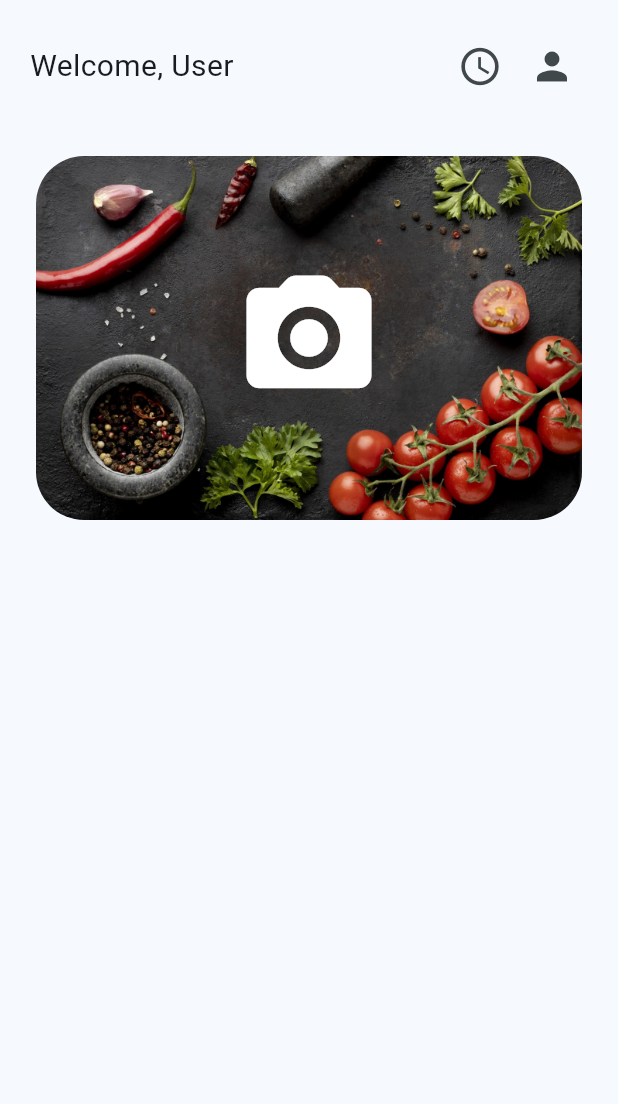
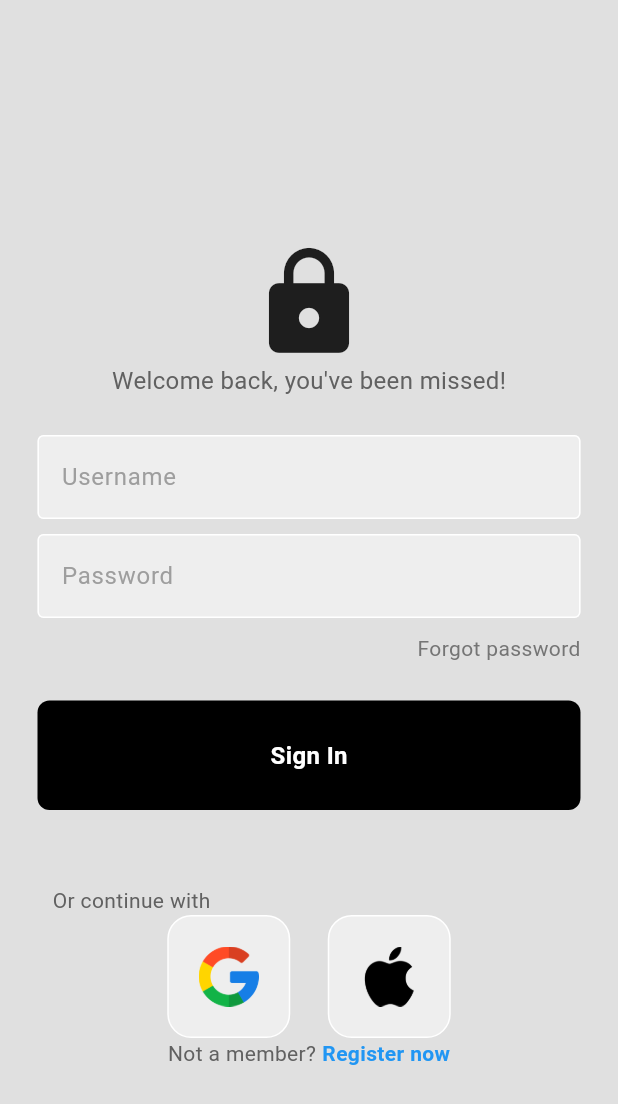
Before and after one commit to BuiVuBaoMinh/-CS422--REC2--Recipe-Recommendator-, a Flutter app: the screen it shows after launch, on a phone screen of 412 x 824 dp. Shown: the top 1104 px of the screen. Run offline on Flutter 3.47's test engine with Material 3 defaults, Android fonts, the phone set to English and light mode, and no system bars; our stand-ins replace camera, cloud_firestore, firebase_core; accounts and stored records are empty.

Commit message:
add login page

```diff
--- a/lib/main.dart
+++ b/lib/main.dart
@@ -3,8 +3,9 @@
 import 'package:rec_rec_app/firebase_options.dart';
 
 import 'package:camera/camera.dart';
+import 'package:rec_rec_app/pages/login_page.dart';
 
-import 'homepage/homepage.dart';
+import 'pages/homepage/homepage.dart';
 
 late CameraDescription firstCamera;
 
@@ -35,7 +36,7 @@
             seedColor: const Color.fromARGB(255, 4, 24, 33)),
         useMaterial3: true,
       ),
-      home: HomePage(),
+      home: LoginPage(),
     );
   }
 }
--- /dev/null
+++ b/lib/pages/components/my_button.dart
@@ -0,0 +1,33 @@
+import 'package:flutter/material.dart';
+
+class MyButton extends StatelessWidget {
+  final Function()? onTap;
+
+  const MyButton({
+    super.key,
+    required this.onTap,
+  });
+
+  @override
+  Widget build(BuildContext context) {
+    return GestureDetector(
+      onTap: onTap,
+      child: Container(
+        padding: const EdgeInsets.all(25),
+        margin: const EdgeInsets.symmetric(horizontal: 25),
+        decoration: BoxDecoration(
+            color: Colors.black, borderRadius: BorderRadius.circular(8)),
+        child: const Center(
+          child: Text(
+            "Sign In",
+            style: TextStyle(
+              color: Colors.white,
+              fontWeight: FontWeight.bold,
+              fontSize: 16,
+            ),
+          ),
+        ),
+      ),
+    );
+  }
+}
--- /dev/null
+++ b/lib/pages/components/my_textfield.dart
@@ -0,0 +1,35 @@
+import 'package:flutter/material.dart';
+
+class MyTextField extends StatelessWidget {
+  final controller;
+  final String hintText;
+  final bool obscureText;
+
+  const MyTextField(
+      {super.key,
+      this.controller,
+      required this.hintText,
+      required this.obscureText});
+
+  @override
+  Widget build(BuildContext context) {
+    return Padding(
+      padding: const EdgeInsets.symmetric(horizontal: 25.0),
+      child: TextField(
+        controller: controller,
+        obscureText: obscureText,
+        decoration: InputDecoration(
+            enabledBorder: const OutlineInputBorder(
+              borderSide: BorderSide(color: Colors.white),
+            ),
+            focusedBorder: OutlineInputBorder(
+              borderSide: BorderSide(color: Colors.grey.shade400),
+            ),
+            fillColor: Colors.grey.shade200,
+            filled: true,
+            hintText: hintText,
+            hintStyle: TextStyle(color: Colors.grey[500])),
+      ),
+    );
+  }
+}
--- /dev/null
+++ b/lib/pages/components/square_title.dart
@@ -0,0 +1,23 @@
+import 'package:flutter/material.dart';
+
+class SquareTitle extends StatelessWidget {
+  final String imagePath;
+
+  const SquareTitle({super.key, required this.imagePath});
+
+  @override
+  Widget build(BuildContext context) {
+    return Container(
+      padding: EdgeInsets.all(20),
+      decoration: BoxDecoration(
+        border: Border.all(color: Colors.white),
+        borderRadius: BorderRadius.circular(16),
+        color: Colors.grey[200],
+      ),
+      child: Image.asset(
+        imagePath,
+        height: 40,
+      ),
+    );
+  }
+}
--- a/lib/homepage/homepage.dart
+++ b/lib/pages/homepage/homepage.dart
@@ -1,5 +1,5 @@
 import 'package:flutter/material.dart';
-import 'package:rec_rec_app/camera_page/camera_page.dart';
+import 'package:rec_rec_app/pages/camera_page/camera_page.dart';
 // import 'package:flutter/services.dart' show rootBundle;
 import 'random_recipes.dart';
 import 'package:rec_rec_app/main.dart' show firstCamera;
@@ -69,6 +69,8 @@
 }
 
 class HomePageScanButton extends StatelessWidget {
+  const HomePageScanButton({super.key});
+
   @override
   Widget build(BuildContext context) {
     return GestureDetector(
@@ -77,8 +79,8 @@
           context,
           MaterialPageRoute(
               builder: (context) => ScanIngredientsPage(
-              camera: firstCamera,)
-          ),
+                    camera: firstCamera,
+                  )),
         );
       },
       child: Padding(
--- /dev/null
+++ b/lib/pages/login_page.dart
@@ -0,0 +1,159 @@
+import "package:flutter/material.dart";
+import "package:rec_rec_app/pages/components/my_button.dart";
+import "package:rec_rec_app/pages/components/my_textfield.dart";
+import "package:rec_rec_app/pages/components/square_title.dart";
+
+class LoginPage extends StatelessWidget {
+  // text controller
+  final usernameController = TextEditingController();
+  final passwordController = TextEditingController();
+
+  LoginPage({super.key});
+
+  @override
+  Widget build(BuildContext context) {
+    return Scaffold(
+      backgroundColor: Colors.grey[300],
+      body: SafeArea(
+        child: Center(
+          child: Column(
+            mainAxisAlignment: MainAxisAlignment.center,
+            children: [
+              const SizedBox(height: 50),
+              // logo
+              const Icon(
+                Icons.lock,
+                size: 80,
+              ),
+
+              // welcome back
+              Text(
+                "Welcome back, you've been missed!",
+                style: TextStyle(
+                  color: Colors.grey[700],
+                  fontSize: 16,
+                ),
+              ),
+
+              const SizedBox(height: 25),
+
+              // username textfield
+              MyTextField(
+                controller: usernameController,
+                hintText: "Username",
+                obscureText: false,
+              ),
+
+              const SizedBox(height: 10),
+
+              // password textfield
+              MyTextField(
+                controller: passwordController,
+                hintText: "Password",
+                obscureText: true,
+              ),
+
+              const SizedBox(height: 10),
+
+              // forgot password?
+              Padding(
+                padding: const EdgeInsets.symmetric(horizontal: 25.0),
+                child: Row(
+                  mainAxisAlignment: MainAxisAlignment.end,
+                  children: [
+                    Text(
+                      "Forgot password",
+                      style: TextStyle(color: Colors.grey[600]),
+                    ),
+                  ],
+                ),
+              ),
+
+              const SizedBox(height: 25),
+
+              // sign in button
+              MyButton(
+                onTap: signUserIn,
+              ),
+
+              const SizedBox(height: 50),
+
+              // or continue with
+              Padding(
+                padding: const EdgeInsets.symmetric(horizontal: 25.0),
+                child: Row(
+                  children: [
+                    Divider(
+                      thickness: 0.5,
+                      color: Colors.grey[400],
+                    ),
+                    Padding(
+                      padding: const EdgeInsets.symmetric(horizontal: 10.0),
+                      child: Text(
+                        "Or continue with",
+                        style: TextStyle(color: Colors.grey[700]),
+                      ),
+                    ),
+                    Divider(
+                      thickness: 0.5,
+                      color: Colors.grey[400],
+                    ),
+                  ],
+                ),
+              ),
+
+              const SizedBox(
+                width: 50,
+              ),
+
+              // google + apple sign in button
+              const Row(
+                mainAxisAlignment: MainAxisAlignment.center,
+                children: [
+                  // google button
+                  SquareTitle(imagePath: "assets/images/google_login.png"),
+
+                  const SizedBox(
+                    width: 25,
+                  ),
+
+                  // apple button
+                  SquareTitle(imagePath: "assets/images/apple_login.png"),
+                ],
+              ),
+
+              const SizedBox(
+                width: 50,
+              ),
+
+              // not a member? register now
+              Row(
+                mainAxisAlignment: MainAxisAlignment.center,
+                children: [
+                  Text(
+                    "Not a member?",
+                    style: TextStyle(
+                      color: Colors.grey[700],
+                    ),
+                  ),
+                  const SizedBox(
+                    width: 4,
+                  ),
+                  const Text(
+                    "Register now",
+                    style: TextStyle(
+                      color: Colors.blue,
+                      fontWeight: FontWeight.bold,
+                    ),
+                  )
+                ],
+              )
+            ],
+          ),
+        ),
+      ),
+    );
+  }
+
+  void signUserIn() {}
+}
--- a/pubspec.yaml
+++ b/pubspec.yaml
@@ -35,3 +35,5 @@
   uses-material-design: true
   assets:
     - assets/scan_btn_bg.jpg
+    - assets/images/apple_login.png
+    - assets/images/google_login.png
```
Also changed, not shown: lib/pages/camera_page/camera_page.dart (renamed from lib/camera_page/camera_page.dart, +11 -17 lines), lib/pages/homepage/random_recipes.dart (renamed from lib/homepage/random_recipes.dart, +11 -11 lines), assets/images/apple_login.png (added), assets/images/google_login.png (added), pubspec.lock, 1 other file. Lines whose indentation alone changed are shown as unchanged.
